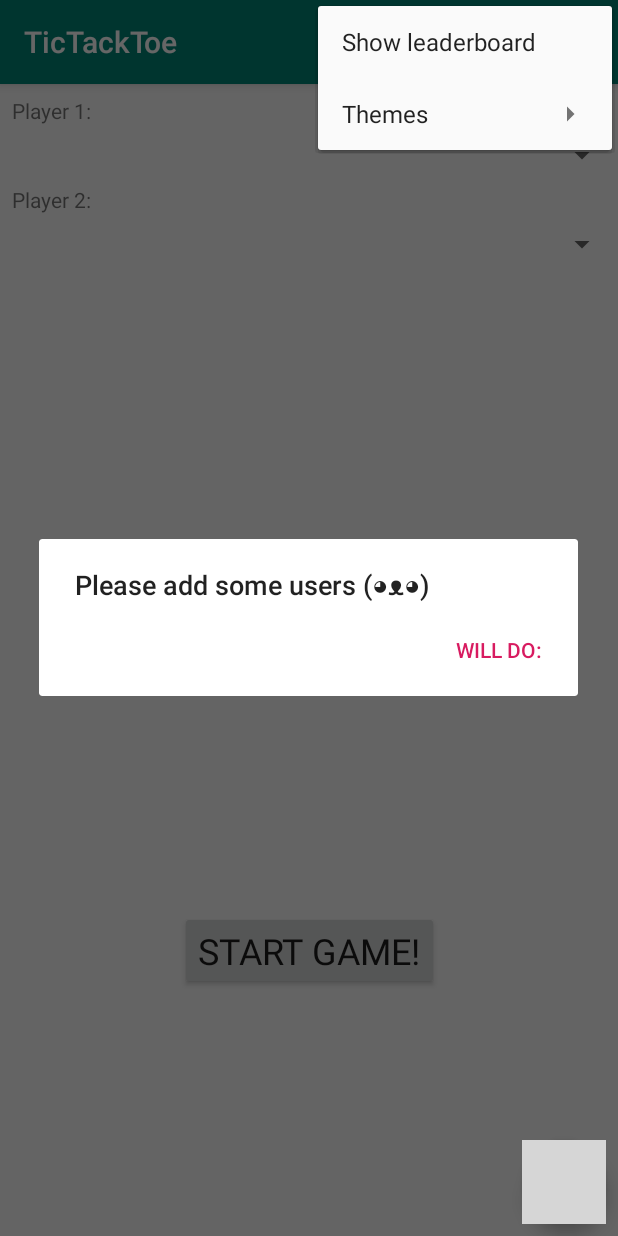
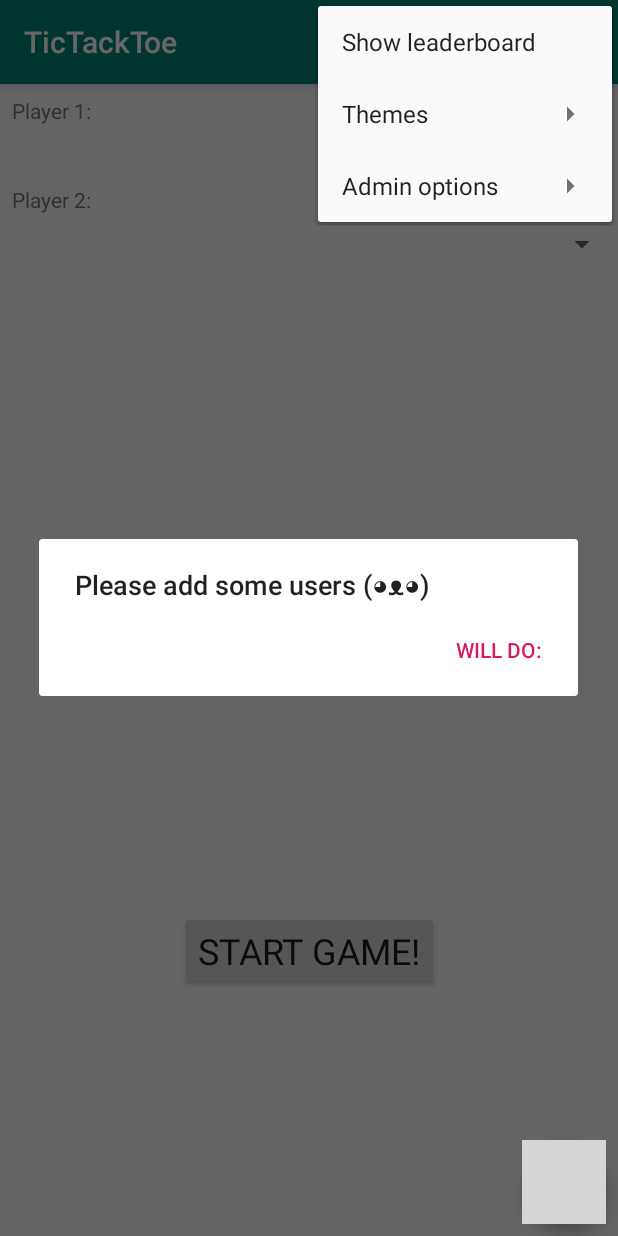
Before and after one commit to olaven/tic-tac-toe, an Android app: the screen it shows after launch (BaseActivity), with the options menu open, on a phone screen of 412 x 824 dp. Run offline under Robolectric (Android 15) with nearby library versions, the phone set to English and light mode, and no system bars; our stand-ins replace Room's generated code; grey boxes are pictures that could not be loaded.

Commit message:
udpated misc stuff and can clear users

```diff
--- a/app/src/main/java/org/olaven/tictacktoe/database/UserDAO.kt
+++ b/app/src/main/java/org/olaven/tictacktoe/database/UserDAO.kt
@@ -17,4 +17,7 @@ interface UserDAO {
 
     @Query("select * from User")
     fun getAll(): LiveData<List<User>>
+
+    @Query("delete from User")
+    fun deleteAll()
 }
--- a/app/src/main/java/org/olaven/tictacktoe/database/UserModel.kt
+++ b/app/src/main/java/org/olaven/tictacktoe/database/UserModel.kt
@@ -2,6 +2,7 @@ package org.olaven.tictacktoe.database
 
 import android.app.Application
 import android.arch.lifecycle.AndroidViewModel
+import android.support.annotation.RestrictTo
 import kotlinx.coroutines.CoroutineScope
 import kotlinx.coroutines.Dispatchers
 import kotlinx.coroutines.Job
@@ -32,4 +33,8 @@ class UserModel(application: Application): AndroidViewModel(application) {
         repository.delete(user)
     }
 
+    fun deleteAll() = scope.launch(Dispatchers.IO) {
+        repository.deleteAll()
+    }
+
 }
--- a/app/src/main/java/org/olaven/tictacktoe/database/UserRepostory.kt
+++ b/app/src/main/java/org/olaven/tictacktoe/database/UserRepostory.kt
@@ -15,4 +15,8 @@ class UserRepostory(val dao: UserDAO) {
     suspend fun delete(user: User) =
         dao.delete(user)
 
+    @WorkerThread
+    suspend fun deleteAll() =
+            dao.deleteAll()
+
 }
--- a/app/src/main/res/menu/menu_main.xml
+++ b/app/src/main/res/menu/menu_main.xml
@@ -6,23 +6,32 @@
             android:id="@+id/menu_main_show_leaderboard"
             android:title="@string/show_leaderboard"/>
     <item
-        android:title="Themes">
+        android:title="@string/main_menu_themes">
         <menu
                 android:id="@+id/menu_main_theme">
             <item
-                    android:id="@+id/menu_theme_default"
+                    android:id="@+id/menu_main_theme_default"
                     android:title="@string/default_theme"/>
             <item
-                    android:id="@+id/menu_theme_dark"
+                    android:id="@+id/menu_main_theme_dark"
                     android:title="@string/dark_theme"/>
 
             <item
-                    android:id="@+id/menu_theme_fruit"
+                    android:id="@+id/menu_main_theme_fruit"
                     android:title="@string/fruit_theme"/>
 
             <item
-                    android:id="@+id/menu_theme_cabin"
+                    android:id="@+id/menu_main_theme_cabin"
                     android:title="@string/cabin_theme"/>
+        </menu>
+    </item>
+
+    <item
+        android:title="@string/menu_main_admin">
+        <menu>
+            <item
+                    android:id="@+id/menu_main_admin_clear_users"
+                    android:title="@string/menu_main_clear_users"/>
         </menu>
     </item>
 
--- a/app/src/main/res/values/strings.xml
+++ b/app/src/main/res/values/strings.xml
@@ -13,16 +13,18 @@
     <string name="player1_position_key">player1_position</string>
     <string name="player2_position_key">player2_position</string>
 
-    <!-- Menu, main -->
+    <!-- Menu -->
     <string name="change_theme">Change theme</string>
     <string name="show_leaderboard">Show leaderboard</string>
 
-    <!-- Menu, theme -->
+    <string name="main_menu_themes">Themes</string>
     <string name="default_theme">Default</string>
     <string name="dark_theme">Dark</string>
     <string name="fruit_theme">Fruit</string>
     <string name="cabin_theme">Cabin</string>
 
+    <string name="menu_main_clear_users">Clear all users.</string>
+    <string name="menu_main_admin">Admin options</string>
 
     <!-- Shared preferences -->
     <string name="theme_key">theme_key</string>
@@ -35,4 +37,5 @@
     <string name="fragment_state_key">fragment_state_key</string>
     <string name="fragment_state">start</string>
 
+
 </resources>
```
Also changed, not shown: app/src/main/java/org/olaven/tictacktoe/gui/BaseActivity.kt (+38 -12 lines), app/src/main/res/menu/menu_theme.xml (+4 -4 lines).
